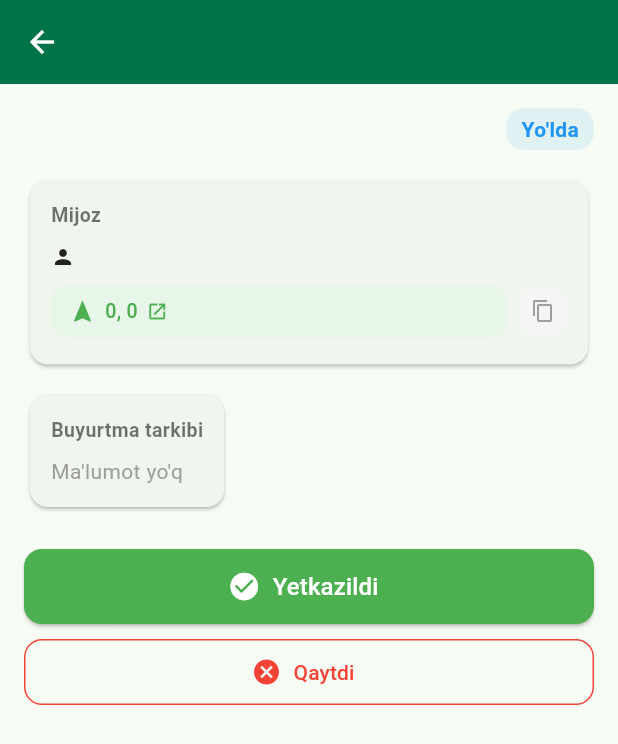
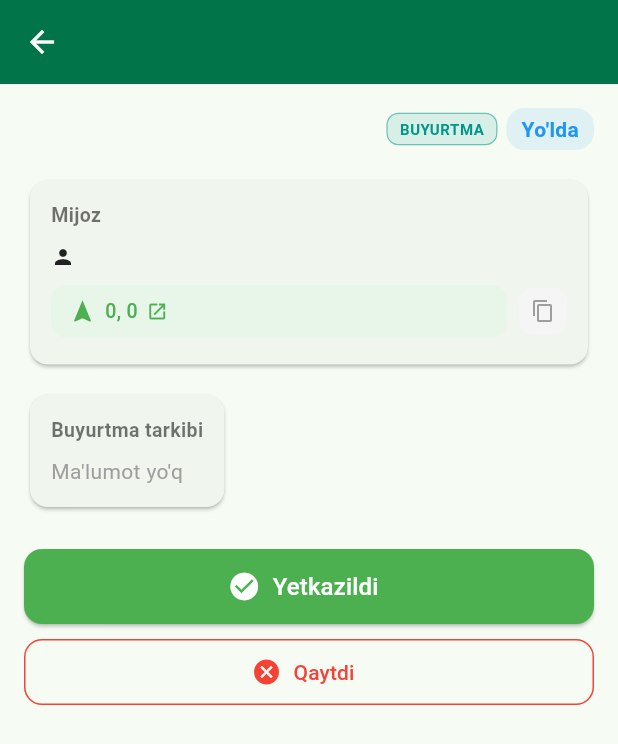
Before and after one commit to elyaclassic/TOTLI-FULL, a Flutter app: the _DeliveryDetailPage screen opened directly with empty values, on a phone screen of 412 x 824 dp. Shown: the top 744 px of the screen. Run offline on Flutter 3.47's test engine with Material 3 defaults, Android fonts, the light colour scheme and no system bars; our stand-ins replace battery_plus, connectivity_plus, flutter_map, flutter_secure_storage, geolocator, image_picker and 3 more; accounts and stored records are empty; network calls fail; project files that could hold a hidden picture were left out.

Commit message:
feat(mobile): v2.0.13+61 - BUYURTMA/ALMASHTIRISH/QAYTARISH badge
deliveries_screen.dart:
- _orderTypeBadge (list tile) va _detailOrderTypeBadge (detail page)
- 3 rang: BUYURTMA teal, ALMASHTIRISH purple, QAYTARISH orange
- API javobidagi order_type ga binoan tanlanadi

dashboard_screen.dart: withValues() -> withOpacity() (Flutter 3.19.6 mos)

pubspec.yaml: flutter_plugin_android_lifecycle exact pin 2.0.24
  (^2.0.24 -> 2.0.34 pull qilinardi, yangi compileSdkVersion sintaksisini
  ishlatadi, Flutter 3.22+ talab qiladi - server2220 da 3.19.6)

```diff
--- a/totli_mobile/lib/main.dart
+++ b/totli_mobile/lib/main.dart
@@ -12,8 +12,8 @@ import 'services/sync_service.dart';
 import 'services/pin_service.dart';
 
 // Joriy ilova versiyasi
-const String appVersion = '2.0.12';
-const int appBuild = 60;
+const String appVersion = '2.0.13';
+const int appBuild = 61;
 
 void main() {
   WidgetsFlutterBinding.ensureInitialized();
--- a/totli_mobile/lib/screens/dashboard_screen.dart
+++ b/totli_mobile/lib/screens/dashboard_screen.dart
@@ -576,7 +576,7 @@ class _DashboardScreenState extends State<DashboardScreen> {
               Container(
                 padding: const EdgeInsets.symmetric(horizontal: 8, vertical: 2),
                 decoration: BoxDecoration(
-                  color: color.withValues(alpha: 0.15),
+                  color: color.withOpacity(0.15),
                   borderRadius: BorderRadius.circular(10),
                 ),
                 child: Text('${_monthlyPercent.toStringAsFixed(1)}%',
--- a/totli_mobile/lib/screens/deliveries_screen.dart
+++ b/totli_mobile/lib/screens/deliveries_screen.dart
@@ -256,7 +256,11 @@ class _DeliveriesScreenState extends State<DeliveriesScreen> {
           Icon(Icons.local_shipping, color: color, size: 22),
           const SizedBox(width: 10),
           Expanded(child: Column(crossAxisAlignment: CrossAxisAlignment.start, children: [
-            Text(d['partner_name'] ?? '', style: const TextStyle(fontWeight: FontWeight.w600, fontSize: 14)),
+            Row(children: [
+              Flexible(child: Text(d['partner_name'] ?? '', style: const TextStyle(fontWeight: FontWeight.w600, fontSize: 14), overflow: TextOverflow.ellipsis)),
+              const SizedBox(width: 6),
+              _orderTypeBadge(d['order_type']?.toString() ?? 'sale'),
+            ]),
             Text(d['partner_address'] ?? d['delivery_address'] ?? '', style: TextStyle(fontSize: 12, color: Colors.grey[600]), maxLines: 1, overflow: TextOverflow.ellipsis),
             if (items.isNotEmpty)
               Text('${items.length} ta mahsulot', style: TextStyle(fontSize: 11, color: Colors.grey[500])),
@@ -275,6 +279,22 @@ class _DeliveriesScreenState extends State<DeliveriesScreen> {
           ]),
         ])),
       ),
+    );
+  }
+
+  Widget _orderTypeBadge(String orderType) {
+    final isExchange = orderType == 'obmen' || orderType == 'exchange';
+    final isReturn = orderType == 'return_sale';
+    final label = isExchange ? 'ALMASHTIRISH' : isReturn ? 'QAYTARISH' : 'BUYURTMA';
+    final color = isExchange ? Colors.purple : isReturn ? Colors.orange : Colors.teal;
+    return Container(
+      padding: const EdgeInsets.symmetric(horizontal: 6, vertical: 2),
+      decoration: BoxDecoration(
+        color: color.withOpacity(0.12),
+        borderRadius: BorderRadius.circular(6),
+        border: Border.all(color: color.withOpacity(0.4), width: 0.6),
+      ),
+      child: Text(label, style: TextStyle(fontSize: 9, color: color, fontWeight: FontWeight.w700, letterSpacing: 0.3)),
     );
   }
 }
@@ -572,9 +592,11 @@ class _DeliveryDetailPageState extends State<_DeliveryDetailPage> {
       body: SingleChildScrollView(
         padding: const EdgeInsets.all(16),
         child: Column(crossAxisAlignment: CrossAxisAlignment.start, children: [
-          // Buyurtma raqami
+          // Buyurtma raqami + tur badge + status
           Row(children: [
             Expanded(child: Text(_d['order_number'] ?? _d['number'] ?? '', style: const TextStyle(fontSize: 18, fontWeight: FontWeight.bold))),
+            _detailOrderTypeBadge(_d['order_type']?.toString() ?? 'sale'),
+            const SizedBox(width: 6),
             Container(
               padding: const EdgeInsets.symmetric(horizontal: 10, vertical: 4),
               decoration: BoxDecoration(
@@ -791,4 +813,20 @@ class _DeliveryDetailPageState extends State<_DeliveryDetailPage> {
       ),
     ]));
   }
+
+  Widget _detailOrderTypeBadge(String orderType) {
+    final isExchange = orderType == 'obmen' || orderType == 'exchange';
+    final isReturn = orderType == 'return_sale';
+    final label = isExchange ? 'ALMASHTIRISH' : isReturn ? 'QAYTARISH' : 'BUYURTMA';
+    final color = isExchange ? Colors.purple : isReturn ? Colors.orange : Colors.teal;
+    return Container(
+      padding: const EdgeInsets.symmetric(horizontal: 8, vertical: 3),
+      decoration: BoxDecoration(
+        color: color.withOpacity(0.12),
+        borderRadius: BorderRadius.circular(8),
+        border: Border.all(color: color.withOpacity(0.5), width: 0.8),
+      ),
+      child: Text(label, style: TextStyle(fontSize: 10, color: color, fontWeight: FontWeight.w700, letterSpacing: 0.4)),
+    );
+  }
 }
--- a/totli_mobile/pubspec.yaml
+++ b/totli_mobile/pubspec.yaml
@@ -1,7 +1,7 @@
 name: totli_mobile
 description: TOTLI HOLVA - Agent va Haydovchi mobil ilovasi
 publish_to: 'none'
-version: 2.0.12+60
+version: 2.0.13+61
 
 environment:
   sdk: '>=3.0.0 <4.0.0'
@@ -32,7 +32,9 @@ dev_dependencies:
   flutter_launcher_icons: ^0.13.1
 
 dependency_overrides:
-  flutter_plugin_android_lifecycle: ^2.0.24
+  # Flutter 3.19.6 (server2220) bilan mos: 2.0.24 dan keyingi versiyalar (2.0.34+) yangi
+  # `flutter.compileSdkVersion` sintaksisini ishlatadi (Flutter 3.22+ talab). Exact pin.
+  flutter_plugin_android_lifecycle: 2.0.24
 
 flutter:
   uses-material-design: true
```
Also changed, not shown: totli_mobile/pubspec.lock.
